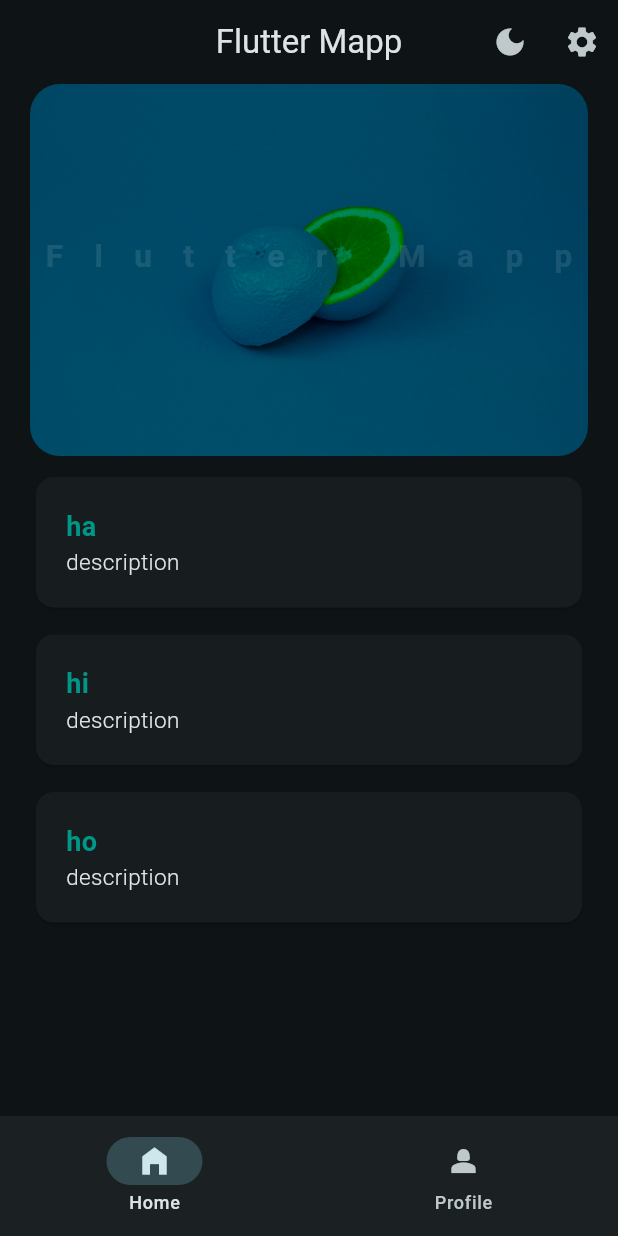
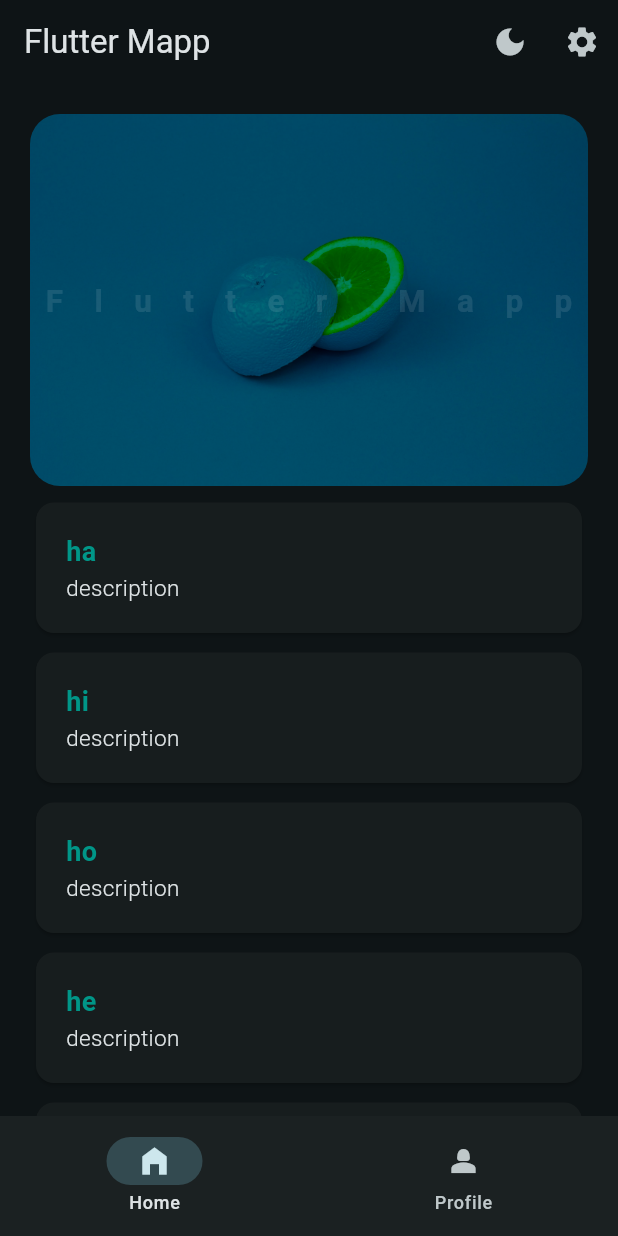
Before and after one commit to retzonel/flutter_mapp_course, a Flutter app: the WidgetTree screen opened directly, on a phone screen of 412 x 824 dp. Run offline on Flutter 3.47's test engine with Material 3 defaults, Android fonts, the phone set to English and light mode, and no system bars; our stand-ins replace lottie, shared_preferences; accounts and stored records are empty.

```diff
--- a/lib/data/constants.dart
+++ b/lib/data/constants.dart
@@ -21,4 +21,6 @@ class ConstantValues {
   static const String hi = "hi";
   static const String ho = "ho";
   static const String ha = "ha";
+  static const String hu = "hu";
+  static const String he = "he";
 }
--- a/lib/views/pages/home_page.dart
+++ b/lib/views/pages/home_page.dart
@@ -1,5 +1,7 @@
 import 'package:flutter/material.dart';
 import 'package:flutter_mapp_course/data/constants.dart';
+import 'package:flutter_mapp_course/views/pages/course_page.dart';
+import 'package:flutter_mapp_course/views/pages/settings_page.dart';
 import 'package:flutter_mapp_course/views/widgets/container_widget.dart';
 import 'package:flutter_mapp_course/views/widgets/hero_widget.dart';
 
@@ -12,6 +14,8 @@ class HomePage extends StatelessWidget {
       ConstantValues.ha,
       ConstantValues.hi,
       ConstantValues.ho,
+      ConstantValues.he,
+      ConstantValues.hu,
     ];
 
     return Padding(
@@ -19,15 +23,15 @@ class HomePage extends StatelessWidget {
       child: SingleChildScrollView(
         child: Column(
           children: [
-            HeroWidget(title: "Flutter Mapp"),
-            Column(
-              children: List.generate(list.length, (index) {
-                return ContainerWidget(
-                  title: list.elementAt(index),
-                  description: "description",
-                );
-              }),
-            ),
+            SizedBox(height: 20,),
+            HeroWidget(title: "Flutter Mapp", nextPage: CoursePage(),),
+
+            ...List.generate(list.length, (index) {
+              return ContainerWidget(
+                title: list.elementAt(index),
+                description: "description",
+              );
+            }),
           ],
         ),
       ),
--- a/lib/views/widget_tree.dart
+++ b/lib/views/widget_tree.dart
@@ -17,8 +17,7 @@ class WidgetTree extends StatelessWidget {
     return Scaffold(
       appBar: AppBar(
         title: Text("Flutter Mapp"),
-        centerTitle: true,
-        // automaticallyImplyLeading: false,
+
         actions: [
           ValueListenableBuilder(
             valueListenable: isLigthModeNotifier,
--- a/lib/views/widgets/container_widget.dart
+++ b/lib/views/widgets/container_widget.dart
@@ -11,7 +11,7 @@ class ContainerWidget extends StatelessWidget {
   Widget build(BuildContext context) {
     return Container(
       width: double.infinity,
-      padding: EdgeInsets.only(top: 10),
+      padding: EdgeInsets.only(top: 5),
       child: Card(
         child: Padding(
           padding: EdgeInsets.all(20),
@@ -20,6 +20,7 @@ class ContainerWidget extends StatelessWidget {
             children: [
               Text(title, style: AppStyles.tealTitleBoldTT),
               Text(description, style: AppStyles.descritionText),
+
             ],
           ),
         ),
--- a/lib/views/widgets/hero_widget.dart
+++ b/lib/views/widgets/hero_widget.dart
@@ -1,14 +1,29 @@
 import 'package:flutter/material.dart';
+import 'package:flutter/rendering.dart';
 import 'package:flutter_mapp_course/data/constants.dart';
 
 class HeroWidget extends StatelessWidget {
-  const HeroWidget({super.key, required this.title});
+  const HeroWidget({super.key, required this.title, this.nextPage});
 
   final String title;
+  final Widget? nextPage;
 
   @override
   Widget build(BuildContext context) {
-    return Stack(
+    return GestureDetector(
+      onTap: nextPage != null
+          ? () {
+              Navigator.push(
+                context,
+                MaterialPageRoute(
+                  builder: (context) {
+                    return nextPage!;
+                  },
+                ),
+              );
+            }
+          : null,
+      child: Stack(
         children: [
           Hero(
             tag: "hero1",
@@ -23,21 +38,28 @@ class HeroWidget extends StatelessWidget {
           ),
 
           Center(
-          child: Container(
-            padding: EdgeInsets.only(top: 100),
+            child: Column(
+              mainAxisAlignment: MainAxisAlignment.center,
+              children: [
+                SizedBox(
+                  height: 250,
                   child: FittedBox(
+                    alignment: AlignmentGeometry.center,
                     child: Text(
                       title,
                       style: AppStyles.tealTitleBoldTT.copyWith(
                         letterSpacing: 50,
                         fontSize: 50,
-                  color: Colors.white10
-                ),
+                        color: Colors.white10,
                       ),
                     ),
                   ),
                 ),
               ],
+            ),
+          ),
+        ],
+      ),
     );
   }
 }
--- a/pubspec.yaml
+++ b/pubspec.yaml
@@ -36,6 +36,7 @@ dependencies:
   cupertino_icons: ^1.0.8
   lottie: ^3.3.2
   shared_preferences: ^2.5.3
+  flutter_launcher_icons: ^0.14.4
 
 dev_dependencies:
   flutter_test:
```
Also changed, not shown: lib/views/pages/course_page.dart (added, +20 -0 lines), pubspec.lock. Lines whose indentation alone changed are shown as unchanged.
